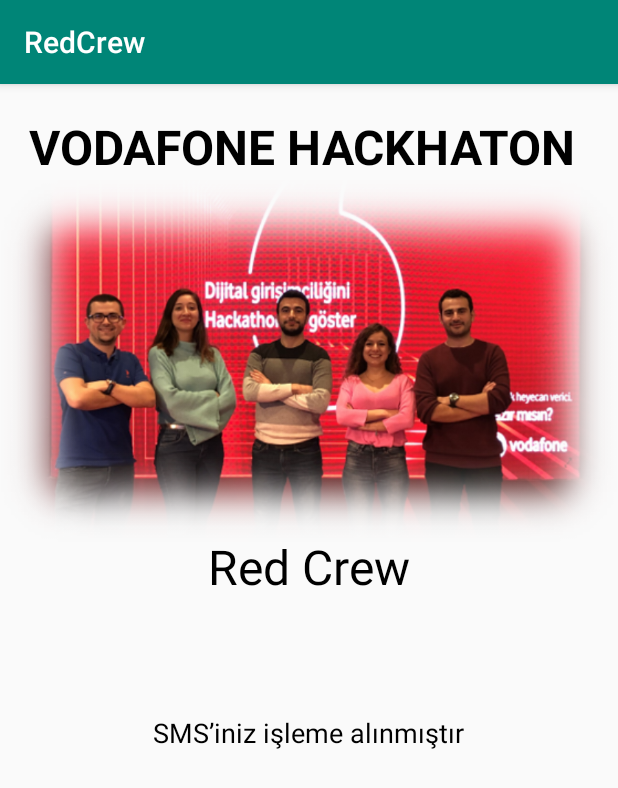
After one commit to gokberkerust/redcrew, an Android app: the ResultActivity screen opened directly, with no data from a screen before it, on a phone screen of 412 x 824 dp. The commit adds this screen. Shown: the top 788 px of the screen. Run offline under Robolectric (Android 15) with nearby library versions, the phone set to English and light mode, and no system bars; libraries missing offline, so code that uses them is left out: rx.android.schedulers, rx.schedulers.

Commit message:
Result Activity

```diff
--- a/app/src/main/AndroidManifest.xml
+++ b/app/src/main/AndroidManifest.xml
@@ -25,6 +25,9 @@
                   />
         <activity android:name=".ApprovalActivity"
                   android:screenOrientation="portrait" />
+
+        <activity android:name=".ResultActivity"
+                  android:screenOrientation="portrait" />
     </application>
 
 </manifest>
--- /dev/null
+++ b/app/src/main/java/com/redcrew/redcrew/ResultActivity.kt
@@ -0,0 +1,43 @@
+package com.redcrew.redcrew
+
+import android.content.Context
+import android.content.Intent
+import android.os.Bundle
+import android.support.v7.app.AppCompatActivity
+import com.redcrew.redcrew.utils.network.APIService
+import com.redcrew.redcrew.utils.network.SendSmsRequestModel
+import com.redcrew.redcrew.utils.network.SendSmsRequestPayload
+import kotlinx.android.synthetic.main.content_main.*
+import retrofit2.HttpException
+import rx.Single
+import rx.Subscription
+import rx.android.schedulers.AndroidSchedulers
+import rx.schedulers.Schedulers
+
+class ResultActivity : AppCompatActivity() {
+
+    private lateinit var service: APIService
+
+
+    override fun onCreate(savedInstanceState: Bundle?) {
+        super.onCreate(savedInstanceState)
+        setContentView(R.layout.activity_result)
+        initLayout()
+    }
+
+    private fun initLayout() {
+
+    }
+
+
+    companion object {
+
+        private const val QR_CODE_KEY = "qrCode"
+
+        fun newIntent(context: Context, qrCode: QrReaderActivity.QrCodes): Intent {
+            val intent = Intent(context, ApprovalActivity::class.java)
+            intent.putExtra(QR_CODE_KEY, qrCode)
+            return intent
+        }
+    }
+}
--- a/app/src/main/res/layout/activity_approval.xml
+++ b/app/src/main/res/layout/activity_approval.xml
@@ -1,5 +1,16 @@
 <?xml version="1.0" encoding="utf-8"?>
-<LinearLayout xmlns:android="http://schemas.android.com/apk/res/android"
+<RelativeLayout
+        xmlns:android="http://schemas.android.com/apk/res/android"
+        android:layout_width="match_parent"
+        android:layout_height="match_parent">
+
+    <ImageView
+            android:layout_width="match_parent"
+            android:layout_height="match_parent"
+            android:src="@drawable/background"
+    />
+
+    <LinearLayout
             android:orientation="vertical"
             android:layout_width="match_parent"
             android:layout_height="match_parent">
@@ -166,3 +177,5 @@
         </LinearLayout>
 
     </LinearLayout>
+
+</RelativeLayout>
--- /dev/null
+++ b/app/src/main/res/layout/activity_result.xml
@@ -0,0 +1,99 @@
+<?xml version="1.0" encoding="utf-8"?>
+<LinearLayout xmlns:android="http://schemas.android.com/apk/res/android"
+              android:layout_width="match_parent"
+              android:layout_height="match_parent"
+              android:orientation="vertical"
+              android:gravity="center_horizontal">
+
+    <LinearLayout android:layout_width="match_parent"
+                  android:layout_height="match_parent"
+                  android:orientation="vertical"
+                  android:visibility="gone"
+                  android:gravity="center_horizontal"
+                  android:id="@+id/internetResultLayout">
+
+        <TextView android:layout_width="wrap_content"
+                  android:layout_height="wrap_content"
+                  android:text="Tebrikler!"
+                  android:textColor="@color/colorblack"
+                  android:textSize="32sp"
+                  android:layout_marginTop="80dp"/>
+
+        <TextView android:layout_width="wrap_content"
+                  android:layout_height="wrap_content"
+                  android:text="500MB"
+                  android:textColor="@color/colorblack"
+                  android:textSize="36sp"
+                  android:textStyle="bold"
+                  android:layout_marginTop="20dp"/>
+
+        <TextView android:layout_width="wrap_content"
+                  android:layout_height="wrap_content"
+                  android:text="kazandınız"
+                  android:textColor="@color/colorblack"
+                  android:textSize="32sp"
+                  android:layout_marginTop="20dp"/>
+
+        <TextView android:layout_width="wrap_content"
+                  android:layout_height="wrap_content"
+                  android:text="4 saat sonra tekrar bekleriz :)"
+                  android:textColor="@color/colorblack"
+                  android:textSize="24sp"
+                  android:layout_marginTop="60dp"/>
+
+
+        <TextView android:layout_width="wrap_content"
+                  android:layout_height="wrap_content"
+                  android:paddingStart="12dp"
+                  android:paddingEnd="12dp"
+                  android:textAlignment="center"
+                  android:text="İnternetinizi 07/12/2018 20:00'e kadar keyifle kullanabilirsiniz."
+                  android:textColor="@color/colorblack"
+                  android:textSize="18sp"
+                  android:layout_marginTop="100dp"/>
+
+    </LinearLayout>
+
+    <RelativeLayout android:layout_width="match_parent"
+                  android:layout_height="match_parent"
+                  android:orientation="vertical"
+                  android:visibility="visible"
+                  android:id="@+id/smsResultLayout"
+                  android:gravity="center_horizontal">
+
+
+        <TextView android:layout_width="wrap_content"
+                  android:layout_height="wrap_content"
+                  android:text="VODAFONE HACKHATON "
+                  android:textColor="@color/colorblack"
+                  android:textSize="32sp"
+                  android:textStyle="bold"
+                  android:layout_marginTop="20dp"
+                  android:layout_centerHorizontal="true"/>
+
+        <ImageView android:layout_width="wrap_content" android:layout_height="wrap_content"
+        android:src="@drawable/redcrew"
+        android:layout_marginTop="20dp"/>
+
+        <TextView android:layout_width="wrap_content"
+                  android:layout_height="wrap_content"
+                  android:text="Red Crew"
+                  android:textColor="@color/colorblack"
+                  android:textSize="32sp"
+                  android:layout_marginTop="300dp"
+        android:layout_centerHorizontal="true"/>
+
+
+        <TextView android:layout_width="wrap_content"
+                  android:layout_height="wrap_content"
+                  android:paddingStart="12dp"
+                  android:paddingEnd="12dp"
+                  android:textAlignment="center"
+                  android:layout_centerHorizontal="true"
+                  android:text="SMS’iniz işleme alınmıştır"
+                  android:textColor="@color/colorblack"
+                  android:textSize="18sp"
+                  android:layout_marginTop="420dp"/>
+
+    </RelativeLayout>
+</LinearLayout>
```
Also changed, not shown: app/src/main/res/drawable/background.png (added), app/src/main/res/drawable/redcrew.png (added). Lines whose indentation alone changed are shown as unchanged.
